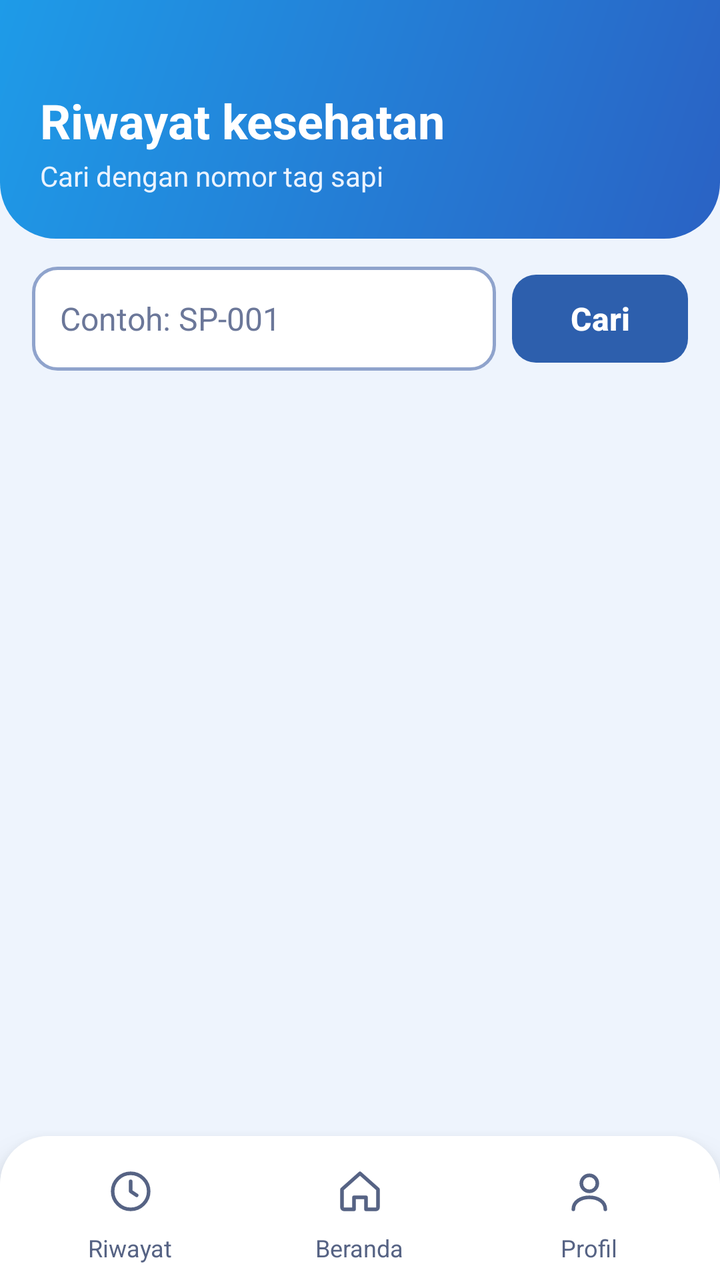
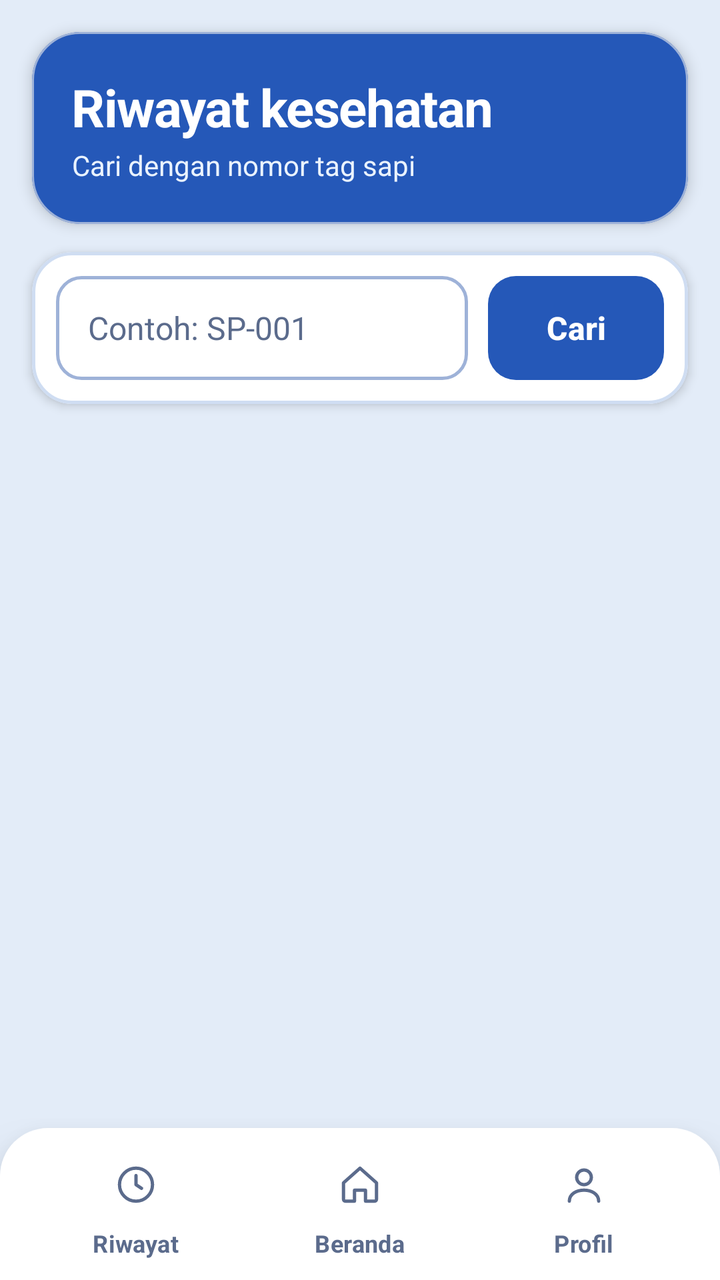

Two renders of the same Android screen: before a commit and after it. Below are the layout's source before the change and the commit's diff.
<!-- AndroidManifest.xml: application theme Theme.SiSapiMobile -->
<!-- res/layout/activity_history.xml -->
<?xml version="1.0" encoding="utf-8"?>
<LinearLayout xmlns:android="http://schemas.android.com/apk/res/android"
    xmlns:app="http://schemas.android.com/apk/res-auto"
    android:layout_width="match_parent"
    android:layout_height="match_parent"
    android:background="@color/mist"
    android:orientation="vertical">

    <LinearLayout
        android:layout_width="match_parent"
        android:layout_height="wrap_content"
        android:background="@drawable/bg_header"
        android:orientation="vertical"
        android:paddingStart="20dp"
        android:paddingTop="44dp"
        android:paddingEnd="20dp"
        android:paddingBottom="22dp">

        <TextView
            android:layout_width="wrap_content"
            android:layout_height="wrap_content"
            android:text="Riwayat kesehatan"
            android:textColor="#FFFFFF"
            android:textSize="24sp"
            android:textStyle="bold" />

        <TextView
            android:layout_width="wrap_content"
            android:layout_height="wrap_content"
            android:layout_marginTop="2dp"
            android:text="Cari dengan nomor tag sapi"
            android:textColor="#EAF3FF"
            android:textSize="14sp" />
    </LinearLayout>

    <LinearLayout
        android:layout_width="match_parent"
        android:layout_height="wrap_content"
        android:layout_marginStart="16dp"
        android:layout_marginTop="14dp"
        android:layout_marginEnd="16dp"
        android:orientation="horizontal">

        <EditText
            android:id="@+id/etTag"
            android:layout_width="0dp"
            android:layout_height="52dp"
            android:layout_weight="1"
            android:background="@drawable/bg_input"
            android:hint="Contoh: SP-001"
            android:imeOptions="actionSearch"
            android:importantForAutofill="no"
            android:inputType="textCapCharacters|textNoSuggestions"
            android:maxLines="1"
            android:paddingStart="14dp"
            android:paddingEnd="14dp"
            android:textColor="@color/ink"
            android:textColorHint="#6B7799"
            android:textSize="16sp" />

        <com.google.android.material.button.MaterialButton
            android:id="@+id/btnSearch"
            android:layout_width="wrap_content"
            android:layout_height="52dp"
            android:layout_marginStart="8dp"
            android:text="Cari"
            android:textAllCaps="false"
            android:textColor="#FFFFFF"
            android:textSize="16sp"
            android:textStyle="bold"
            app:backgroundTint="@color/royal"
            app:cornerRadius="12dp" />
    </LinearLayout>

    <ProgressBar
        android:id="@+id/progressBar"
        style="?android:attr/progressBarStyleSmall"
        android:layout_width="wrap_content"
        android:layout_height="wrap_content"
        android:layout_gravity="center_horizontal"
        android:layout_marginTop="24dp"
        android:visibility="gone" />

    <TextView
        android:id="@+id/tvMessage"
        android:layout_width="match_parent"
        android:layout_height="wrap_content"
        android:layout_margin="16dp"
        android:background="@drawable/bg_error"
        android:padding="12dp"
        android:textColor="@color/danger"
        android:textSize="14sp"
        android:visibility="gone" />

    <androidx.recyclerview.widget.RecyclerView
        android:id="@+id/rvHistory"
        android:layout_width="match_parent"
        android:layout_height="0dp"
        android:layout_weight="1"
        android:clipToPadding="false"
        android:padding="10dp" />

    <include layout="@layout/include_bottom_nav" />
</LinearLayout>
<!-- res/layout/include_bottom_nav.xml (included above) -->
<?xml version="1.0" encoding="utf-8"?>
<LinearLayout xmlns:android="http://schemas.android.com/apk/res/android"
    xmlns:app="http://schemas.android.com/apk/res-auto"
    android:layout_width="match_parent"
    android:layout_height="72dp"
    android:background="@drawable/bg_bottom_nav"
    android:elevation="10dp"
    android:orientation="horizontal"
    android:paddingStart="8dp"
    android:paddingTop="6dp"
    android:paddingEnd="8dp"
    android:paddingBottom="6dp">

    
    <LinearLayout
        android:id="@+id/navHistory"
        android:layout_width="0dp"
        android:layout_height="match_parent"
        android:layout_weight="1"
        android:clickable="true"
        android:focusable="true"
        android:foreground="?attr/selectableItemBackgroundBorderless"
        android:gravity="center"
        android:orientation="vertical">

        <FrameLayout
            android:id="@+id/circleHistory"
            android:layout_width="40dp"
            android:layout_height="40dp">

            <ImageView
                android:id="@+id/icNavHistory"
                android:layout_width="24dp"
                android:layout_height="24dp"
                android:layout_gravity="center"
                android:importantForAccessibility="no"
                android:src="@drawable/ic_history"
                app:tint="@color/muted" />
        </FrameLayout>

        <TextView
            android:id="@+id/tvNavHistory"
            android:layout_width="wrap_content"
            android:layout_height="wrap_content"
            android:text="Riwayat"
            android:textColor="@color/muted"
            android:textSize="12sp" />
    </LinearLayout>

    
    <LinearLayout
        android:id="@+id/navHome"
        android:layout_width="0dp"
        android:layout_height="match_parent"
        android:layout_weight="1"
        android:clickable="true"
        android:focusable="true"
        android:foreground="?attr/selectableItemBackgroundBorderless"
        android:gravity="center"
        android:orientation="vertical">

        <FrameLayout
            android:id="@+id/circleHome"
            android:layout_width="40dp"
            android:layout_height="40dp">

            <ImageView
                android:id="@+id/icNavHome"
                android:layout_width="24dp"
                android:layout_height="24dp"
                android:layout_gravity="center"
                android:importantForAccessibility="no"
                android:src="@drawable/ic_home"
                app:tint="@color/muted" />
        </FrameLayout>

        <TextView
            android:id="@+id/tvNavHome"
            android:layout_width="wrap_content"
            android:layout_height="wrap_content"
            android:text="Beranda"
            android:textColor="@color/muted"
            android:textSize="12sp" />
    </LinearLayout>

    
    <LinearLayout
        android:id="@+id/navProfile"
        android:layout_width="0dp"
        android:layout_height="match_parent"
        android:layout_weight="1"
        android:clickable="true"
        android:focusable="true"
        android:foreground="?attr/selectableItemBackgroundBorderless"
        android:gravity="center"
        android:orientation="vertical">

        <FrameLayout
            android:id="@+id/circleProfile"
            android:layout_width="40dp"
            android:layout_height="40dp">

            <ImageView
                android:id="@+id/icNavProfile"
                android:layout_width="24dp"
                android:layout_height="24dp"
                android:layout_gravity="center"
                android:importantForAccessibility="no"
                android:src="@drawable/ic_person"
                app:tint="@color/muted" />
        </FrameLayout>

        <TextView
            android:id="@+id/tvNavProfile"
            android:layout_width="wrap_content"
            android:layout_height="wrap_content"
            android:text="Profil"
            android:textColor="@color/muted"
            android:textSize="12sp" />
    </LinearLayout>
</LinearLayout>
<!-- resources referenced by this layout -->
<resources>
  <color name="danger">#C62828</color>
  <color name="ink">#10183A</color>
  <color name="mist">#EEF4FD</color>
  <color name="muted">#566384</color>
  <color name="royal">#2D5FAD</color>
  <!-- drawable bg_bottom_nav (drawable) -->
  <?xml version="1.0" encoding="utf-8"?>
  <shape xmlns:android="http://schemas.android.com/apk/res/android">
      <solid android:color="#FFFFFF" />
      <corners android:topLeftRadius="24dp" android:topRightRadius="24dp" />
  </shape>
  <!-- drawable bg_error (drawable) -->
  <?xml version="1.0" encoding="utf-8"?>
  <shape xmlns:android="http://schemas.android.com/apk/res/android">
      <solid android:color="#FDECEC" />
      <corners android:radius="10dp" />
  </shape>
  <!-- drawable bg_header (drawable) -->
  <?xml version="1.0" encoding="utf-8"?>
  <shape xmlns:android="http://schemas.android.com/apk/res/android">
      <gradient
          android:angle="315"
          android:endColor="#2A62C4"
          android:startColor="#1E9BE8" />
      <corners
          android:bottomLeftRadius="28dp"
          android:bottomRightRadius="28dp" />
  </shape>
  <!-- drawable bg_input (drawable) -->
  <?xml version="1.0" encoding="utf-8"?>
  <shape xmlns:android="http://schemas.android.com/apk/res/android">
      <solid android:color="#FFFFFF" />
      <stroke android:width="1.5dp" android:color="@color/line" />
      <corners android:radius="12dp" />
  </shape>
  <!-- drawable ic_history (drawable) -->
  <?xml version="1.0" encoding="utf-8"?>
  <vector xmlns:android="http://schemas.android.com/apk/res/android"
      android:width="24dp"
      android:height="24dp"
      android:viewportWidth="24"
      android:viewportHeight="24">
      <path
          android:fillColor="#00000000"
          android:pathData="M3,12a9,9 0 1 0 18,0a9,9 0 1 0 -18,0"
          android:strokeColor="#000000"
          android:strokeLineCap="round"
          android:strokeLineJoin="round"
          android:strokeWidth="1.8" />
      <path
          android:fillColor="#00000000"
          android:pathData="M12,7v5l3,2"
          android:strokeColor="#000000"
          android:strokeLineCap="round"
          android:strokeLineJoin="round"
          android:strokeWidth="1.8" />
  </vector>
  <!-- drawable ic_home (drawable) -->
  <?xml version="1.0" encoding="utf-8"?>
  <vector xmlns:android="http://schemas.android.com/apk/res/android"
      android:width="24dp" android:height="24dp"
      android:viewportWidth="24" android:viewportHeight="24">
      <path
          android:fillColor="#00000000"
          android:pathData="M3,11l9,-8 9,8v9a1,1 0 0 1 -1,1h-5v-6H9v6H4a1,1 0 0 1 -1,-1z"
          android:strokeColor="#000000" android:strokeWidth="1.8"
          android:strokeLineCap="round" android:strokeLineJoin="round" />
  </vector>
  <!-- drawable ic_person (drawable) -->
  <?xml version="1.0" encoding="utf-8"?>
  <vector xmlns:android="http://schemas.android.com/apk/res/android"
      android:width="24dp" android:height="24dp"
      android:viewportWidth="24" android:viewportHeight="24">
      <path
          android:fillColor="#00000000"
          android:pathData="M12,8m-4,0a4,4 0 1 0 8,0a4,4 0 1 0 -8,0"
          android:strokeColor="#000000" android:strokeWidth="1.8"
          android:strokeLineCap="round" android:strokeLineJoin="round" />
      <path
          android:fillColor="#00000000"
          android:pathData="M4,21c0,-4 4,-6 8,-6s8,2 8,6"
          android:strokeColor="#000000" android:strokeWidth="1.8"
          android:strokeLineCap="round" android:strokeLineJoin="round" />
  </vector>
  <style name="Theme.SiSapiMobile" parent="Base.Theme.SiSapiMobile" />
  <color name="line">#8FA3CC</color>
  <style name="Base.Theme.SiSapiMobile" parent="Theme.Material3.DayNight.NoActionBar">
          <item name="android:windowOptOutEdgeToEdgeEnforcement" tools:targetApi="35">true</item>
      </style>
</resources>

<!-- the commit's change to res/layout/activity_history.xml (unified diff, before → after) -->
@@ -6,90 +6,126 @@
     android:background="@color/mist"
     android:orientation="vertical">
 
-    <LinearLayout
+    
+    <com.google.android.material.card.MaterialCardView
         android:layout_width="match_parent"
         android:layout_height="wrap_content"
-        android:background="@drawable/bg_header"
-        android:orientation="vertical"
-        android:paddingStart="20dp"
-        android:paddingTop="44dp"
-        android:paddingEnd="20dp"
-        android:paddingBottom="22dp">
-
-        <TextView
-            android:layout_width="wrap_content"
-            android:layout_height="wrap_content"
-            android:text="Riwayat kesehatan"
-            android:textColor="#FFFFFF"
-            android:textSize="24sp"
-            android:textStyle="bold" />
-
-        <TextView
-            android:layout_width="wrap_content"
-            android:layout_height="wrap_content"
-            android:layout_marginTop="2dp"
-            android:text="Cari dengan nomor tag sapi"
-            android:textColor="#EAF3FF"
-            android:textSize="14sp" />
-    </LinearLayout>
-
-    <LinearLayout
+        android:layout_marginStart="16dp"
+        android:layout_marginTop="16dp"
+        android:layout_marginEnd="16dp"
+        app:cardBackgroundColor="@color/royal"
+        app:cardCornerRadius="24dp"
+        app:cardElevation="4dp"
+        app:strokeColor="@color/line"
+        app:strokeWidth="1dp">
+
+        <LinearLayout
+            android:layout_width="match_parent"
+            android:layout_height="wrap_content"
+            android:orientation="vertical"
+            android:paddingStart="20dp"
+            android:paddingTop="20dp"
+            android:paddingEnd="20dp"
+            android:paddingBottom="20dp">
+
+            <TextView
+                android:layout_width="wrap_content"
+                android:layout_height="wrap_content"
+                android:letterSpacing="-0.02"
+                android:text="Riwayat kesehatan"
+                android:textColor="#FFFFFF"
+                android:textSize="26sp"
+                android:textStyle="bold" />
+
+            <TextView
+                android:layout_width="wrap_content"
+                android:layout_height="wrap_content"
+                android:layout_marginTop="2dp"
+                android:text="Cari dengan nomor tag sapi"
+                android:textColor="#EAF3FF"
+                android:textSize="14sp" />
+        </LinearLayout>
+    </com.google.android.material.card.MaterialCardView>
+
+    
+    <com.google.android.material.card.MaterialCardView
         android:layout_width="match_parent"
         android:layout_height="wrap_content"
         android:layout_marginStart="16dp"
         android:layout_marginTop="14dp"
         android:layout_marginEnd="16dp"
-        android:orientation="horizontal">
-
-        <EditText
-            android:id="@+id/etTag"
-            android:layout_width="0dp"
-            android:layout_height="52dp"
-            android:layout_weight="1"
-            android:background="@drawable/bg_input"
-            android:hint="Contoh: SP-001"
-            android:imeOptions="actionSearch"
-            android:importantForAutofill="no"
-            android:inputType="textCapCharacters|textNoSuggestions"
-            android:maxLines="1"
-            android:paddingStart="14dp"
-            android:paddingEnd="14dp"
-            android:textColor="@color/ink"
-            android:textColorHint="#6B7799"
-            android:textSize="16sp" />
-
-        <com.google.android.material.button.MaterialButton
-            android:id="@+id/btnSearch"
-            android:layout_width="wrap_content"
-            android:layout_height="52dp"
-            android:layout_marginStart="8dp"
-            android:text="Cari"
-            android:textAllCaps="false"
-            android:textColor="#FFFFFF"
-            android:textSize="16sp"
-            android:textStyle="bold"
-            app:backgroundTint="@color/royal"
-            app:cornerRadius="12dp" />
-    </LinearLayout>
+        app:cardBackgroundColor="@color/bento_surface"
+        app:cardCornerRadius="20dp"
+        app:cardElevation="3dp"
+        app:strokeColor="@color/bento_stroke"
+        app:strokeWidth="1.5dp">
+
+        <LinearLayout
+            android:layout_width="match_parent"
+            android:layout_height="wrap_content"
+            android:gravity="center_vertical"
+            android:orientation="horizontal"
+            android:padding="12dp">
+
+            <EditText
+                android:id="@+id/etTag"
+                android:layout_width="0dp"
+                android:layout_height="52dp"
+                android:layout_weight="1"
+                android:background="@drawable/bg_input"
+                android:hint="Contoh: SP-001"
+                android:imeOptions="actionSearch"
+                android:importantForAutofill="no"
+                android:inputType="textCapCharacters|textNoSuggestions"
+                android:maxLines="1"
+                android:paddingStart="16dp"
+                android:paddingEnd="16dp"
+                android:textColor="@color/ink"
+                android:textColorHint="@color/muted"
+                android:textSize="16sp" />
+
+            <com.google.android.material.button.MaterialButton
+                android:id="@+id/btnSearch"
+                android:layout_width="wrap_content"
+                android:layout_height="52dp"
+                android:layout_marginStart="10dp"
+                android:insetTop="0dp"
+                android:insetBottom="0dp"
+                android:paddingStart="22dp"
+                android:paddingEnd="22dp"
+                android:text="Cari"
+                android:textAllCaps="false"
+                android:textColor="#FFFFFF"
+                android:textSize="16sp"
+                android:textStyle="bold"
+                app:backgroundTint="@color/royal"
+                app:cornerRadius="14dp"
+                app:elevation="0dp" />
+        </LinearLayout>
+    </com.google.android.material.card.MaterialCardView>
 
     <ProgressBar
         android:id="@+id/progressBar"
         style="?android:attr/progressBarStyleSmall"
-        android:layout_width="wrap_content"
-        android:layout_height="wrap_content"
+        android:layout_width="28dp"
+        android:layout_height="28dp"
         android:layout_gravity="center_horizontal"
-        android:layout_marginTop="24dp"
+        android:layout_marginTop="20dp"
+        android:indeterminateTint="@color/royal"
         android:visibility="gone" />
 
     <TextView
         android:id="@+id/tvMessage"
         android:layout_width="match_parent"
         android:layout_height="wrap_content"
-        android:layout_margin="16dp"
+        android:layout_marginStart="16dp"
+        android:layout_marginTop="14dp"
+        android:layout_marginEnd="16dp"
         android:background="@drawable/bg_error"
-        android:padding="12dp"
+        android:padding="14dp"
         android:textColor="@color/danger"
         android:textSize="14sp"
+        android:textStyle="bold"
         android:visibility="gone" />
 
     <androidx.recyclerview.widget.RecyclerView
@@ -98,7 +134,10 @@
         android:layout_height="0dp"
         android:layout_weight="1"
         android:clipToPadding="false"
-        android:padding="10dp" />
+        android:paddingStart="16dp"
+        android:paddingTop="10dp"
+        android:paddingEnd="16dp"
+        android:paddingBottom="10dp" />
 
     <include layout="@layout/include_bottom_nav" />
 </LinearLayout>
@@ -107,14 +146,15 @@
 <LinearLayout xmlns:android="http://schemas.android.com/apk/res/android"
     xmlns:app="http://schemas.android.com/apk/res-auto"
     android:layout_width="match_parent"
-    android:layout_height="72dp"
+    android:layout_height="76dp"
     android:background="@drawable/bg_bottom_nav"
-    android:elevation="10dp"
+    android:elevation="16dp"
+    android:gravity="center_vertical"
     android:orientation="horizontal"
-    android:paddingStart="8dp"
-    android:paddingTop="6dp"
-    android:paddingEnd="8dp"
-    android:paddingBottom="6dp">
+    android:paddingStart="12dp"
+    android:paddingTop="8dp"
+    android:paddingEnd="12dp"
+    android:paddingBottom="8dp">
 
     
     <LinearLayout
@@ -130,13 +170,13 @@
 
         <FrameLayout
             android:id="@+id/circleHistory"
-            android:layout_width="40dp"
-            android:layout_height="40dp">
+            android:layout_width="48dp"
+            android:layout_height="36dp">
 
             <ImageView
                 android:id="@+id/icNavHistory"
-                android:layout_width="24dp"
-                android:layout_height="24dp"
+                android:layout_width="22dp"
+                android:layout_height="22dp"
                 android:layout_gravity="center"
                 android:importantForAccessibility="no"
                 android:src="@drawable/ic_history"
@@ -147,9 +187,12 @@
             android:id="@+id/tvNavHistory"
             android:layout_width="wrap_content"
             android:layout_height="wrap_content"
+            android:layout_marginTop="3dp"
+            android:letterSpacing="0.01"
             android:text="Riwayat"
             android:textColor="@color/muted"
-            android:textSize="12sp" />
+            android:textSize="12sp"
+            android:textStyle="bold" />
     </LinearLayout>
 
     
@@ -166,13 +209,13 @@
 
         <FrameLayout
             android:id="@+id/circleHome"
-            android:layout_width="40dp"
-            android:layout_height="40dp">
+            android:layout_width="48dp"
+            android:layout_height="36dp">
 
             <ImageView
                 android:id="@+id/icNavHome"
-                android:layout_width="24dp"
-                android:layout_height="24dp"
+                android:layout_width="22dp"
+                android:layout_height="22dp"
                 android:layout_gravity="center"
                 android:importantForAccessibility="no"
                 android:src="@drawable/ic_home"
@@ -183,9 +226,12 @@
             android:id="@+id/tvNavHome"
             android:layout_width="wrap_content"
             android:layout_height="wrap_content"
+            android:layout_marginTop="3dp"
+            android:letterSpacing="0.01"
             android:text="Beranda"
             android:textColor="@color/muted"
-            android:textSize="12sp" />
+            android:textSize="12sp"
+            android:textStyle="bold" />
     </LinearLayout>
 
     
@@ -202,13 +248,13 @@
 
         <FrameLayout
             android:id="@+id/circleProfile"
-            android:layout_width="40dp"
-            android:layout_height="40dp">
+            android:layout_width="48dp"
+            android:layout_height="36dp">
 
             <ImageView
                 android:id="@+id/icNavProfile"
-                android:layout_width="24dp"
-                android:layout_height="24dp"
+                android:layout_width="22dp"
+                android:layout_height="22dp"
                 android:layout_gravity="center"
                 android:importantForAccessibility="no"
                 android:src="@drawable/ic_person"
@@ -219,8 +265,11 @@
             android:id="@+id/tvNavProfile"
             android:layout_width="wrap_content"
             android:layout_height="wrap_content"
+            android:layout_marginTop="3dp"
+            android:letterSpacing="0.01"
             android:text="Profil"
             android:textColor="@color/muted"
-            android:textSize="12sp" />
+            android:textSize="12sp"
+            android:textStyle="bold" />
     </LinearLayout>
 </LinearLayout>
<!-- resource entries referenced after the edit -->
@@ -1,10 +1,12 @@
 <!-- resources referenced by this layout -->
 <resources>
-  <color name="danger">#C62828</color>
-  <color name="ink">#10183A</color>
-  <color name="mist">#EEF4FD</color>
-  <color name="muted">#566384</color>
-  <color name="royal">#2D5FAD</color>
+  <color name="bento_stroke">#CFDDF2</color>
+  <color name="bento_surface">#FFFFFF</color>
+  <color name="danger">#D32F2F</color>
+  <color name="ink">#0F172A</color>
+  <color name="mist">#E3ECF8</color>
+  <color name="muted">#5B6B8C</color>
+  <color name="royal">#2558B8</color>
   <!-- drawable bg_bottom_nav (drawable) -->
   <?xml version="1.0" encoding="utf-8"?>
   <shape xmlns:android="http://schemas.android.com/apk/res/android">
@@ -16,17 +18,6 @@
   <shape xmlns:android="http://schemas.android.com/apk/res/android">
       <solid android:color="#FDECEC" />
       <corners android:radius="10dp" />
-  </shape>
-  <!-- drawable bg_header (drawable) -->
-  <?xml version="1.0" encoding="utf-8"?>
-  <shape xmlns:android="http://schemas.android.com/apk/res/android">
-      <gradient
-          android:angle="315"
-          android:endColor="#2A62C4"
-          android:startColor="#1E9BE8" />
-      <corners
-          android:bottomLeftRadius="28dp"
-          android:bottomRightRadius="28dp" />
   </shape>
   <!-- drawable bg_input (drawable) -->
   <?xml version="1.0" encoding="utf-8"?>
@@ -85,7 +76,7 @@
           android:strokeLineCap="round" android:strokeLineJoin="round" />
   </vector>
   <style name="Theme.SiSapiMobile" parent="Base.Theme.SiSapiMobile" />
-  <color name="line">#8FA3CC</color>
+  <color name="line">#9EB2D8</color>
   <style name="Base.Theme.SiSapiMobile" parent="Theme.Material3.DayNight.NoActionBar">
           <item name="android:windowOptOutEdgeToEdgeEnforcement" tools:targetApi="35">true</item>
       </style>
